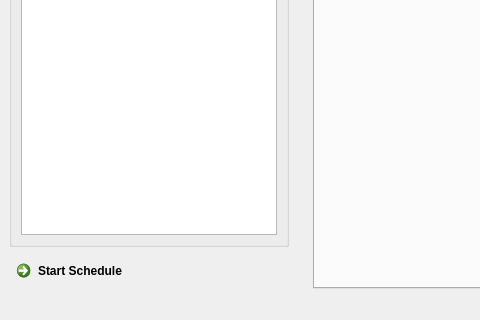
Before: the Qt Designer form src/UI/MainWindow.ui in TheMHMoritz3/OpenCLScheduler, drawn with Qt 5; both pictures show x 0 to 480 and y 485 to 805 of the 1283 by 805 pixel window.
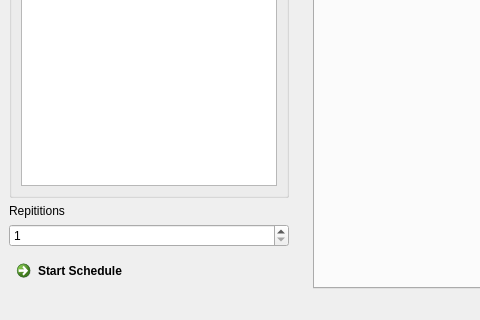
After: the same form once the commit is applied.

```diff
--- a/src/UI/MainWindow.ui
+++ b/src/UI/MainWindow.ui
@@ -181,6 +181,23 @@
        </layout>
       </widget>
      </item>
+     <item>
+      <widget class="QLabel" name="RepititionsLabel">
+       <property name="text">
+        <string>Repititions</string>
+       </property>
+      </widget>
+     </item>
+     <item>
+      <widget class="QSpinBox" name="RepititionsSpinBox">
+       <property name="minimum">
+        <number>1</number>
+       </property>
+       <property name="maximum">
+        <number>1000000000</number>
+       </property>
+      </widget>
+     </item>
      <item>
       <widget class="QCommandLinkButton" name="ScheduleButton">
        <property name="text">
```
